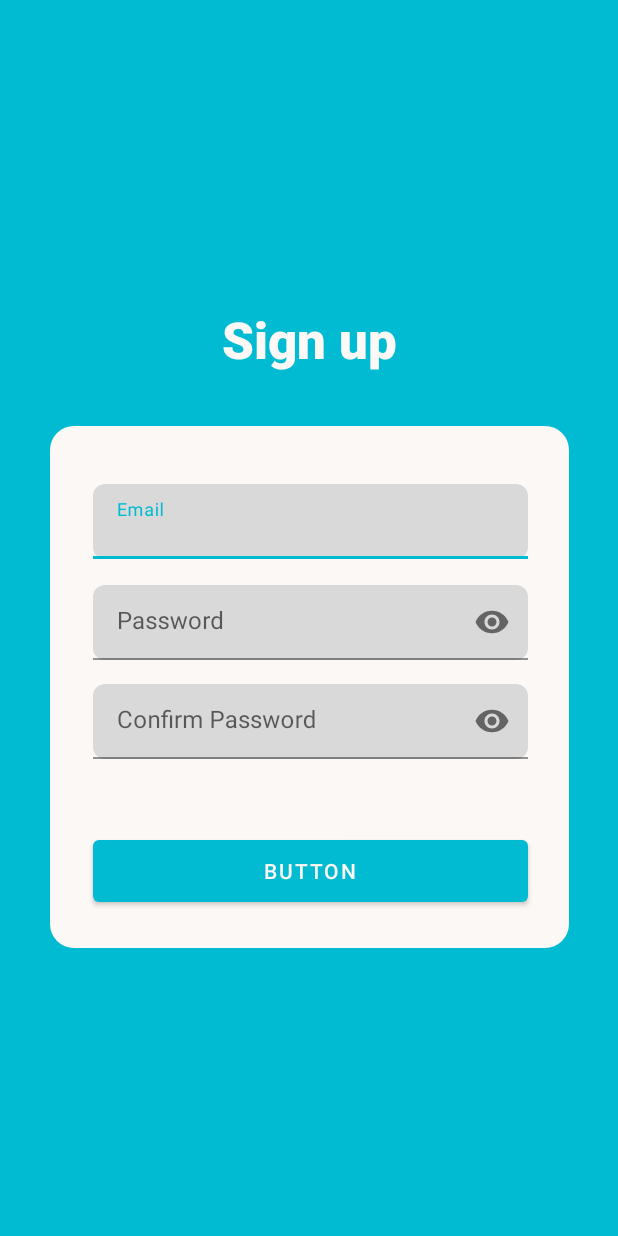
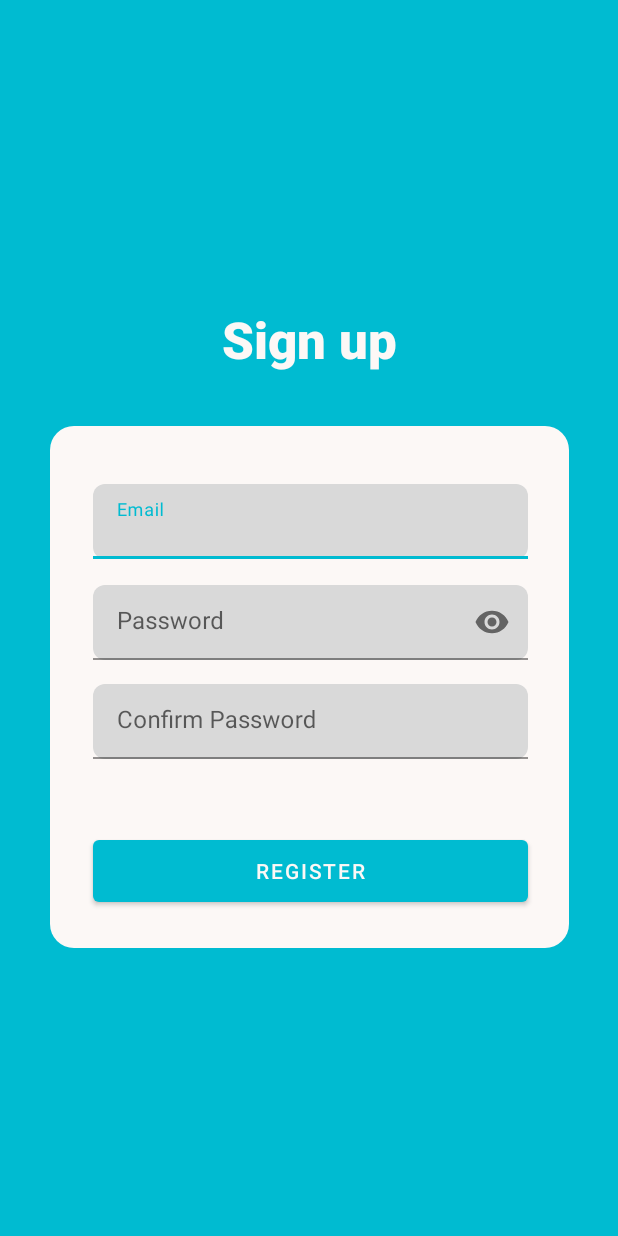
Before and after one commit to TristanDBioC/ARSNOVA, an Android app: the SignupActivity screen opened directly, with no data from a screen before it, on a phone screen of 412 x 824 dp. Run offline under Robolectric (Android 15) with nearby library versions, the phone set to English and light mode, and no system bars; our stand-ins replace Firebase (no records; nobody signed in at launch, a user with empty details on screens opened directly).

Commit message:
Sign-up with email and password

```diff
--- a/app/build.gradle
+++ b/app/build.gradle
@@ -1,6 +1,7 @@
 plugins {
     id 'com.android.application'
     id 'kotlin-android'
+    id 'com.google.gms.google-services'
 }
 
 android {
@@ -37,6 +38,7 @@ dependencies {
     implementation 'androidx.appcompat:appcompat:1.3.1'
     implementation 'com.google.android.material:material:1.4.0'
     implementation 'androidx.constraintlayout:constraintlayout:2.1.0'
+    implementation 'com.google.firebase:firebase-auth-ktx:21.0.1'
     testImplementation 'junit:junit:4.+'
     androidTestImplementation 'androidx.test.ext:junit:1.1.3'
     androidTestImplementation 'androidx.test.espresso:espresso-core:3.4.0'
--- a/app/src/main/AndroidManifest.xml
+++ b/app/src/main/AndroidManifest.xml
@@ -9,6 +9,9 @@
         android:roundIcon="@mipmap/ic_applogo_round"
         android:supportsRtl="true"
         android:theme="@style/Theme.ARSNOVA">
+        <activity
+            android:name=".CreateProfileActivity"
+            android:exported="true" />
         <activity
             android:name=".SignupActivity"
             android:exported="true" />
--- a/app/src/main/res/layout/activity_signup.xml
+++ b/app/src/main/res/layout/activity_signup.xml
@@ -5,6 +5,7 @@
     android:layout_width="match_parent"
     android:layout_height="match_parent"
     android:background="@color/teal_500"
+
     tools:context=".SignupActivity">
 
     <TextView
@@ -50,6 +51,7 @@
             android:layout_width="match_parent"
             android:layout_height="match_parent"
             android:background="@drawable/rectangle_grey"
+            android:focusedByDefault="true"
             android:hint="Email"
             android:inputType="textEmailAddress" />
     </com.google.android.material.textfield.TextInputLayout>
@@ -58,6 +60,7 @@
         android:id="@+id/textInputLayout4"
         android:layout_width="@dimen/editTextWidth"
         android:layout_height="@dimen/editTextHeight"
+        app:errorEnabled="true"
         app:layout_constraintBottom_toBottomOf="@+id/view2"
         app:layout_constraintEnd_toEndOf="@+id/view2"
         app:layout_constraintHorizontal_bias="0.517"
@@ -85,8 +88,7 @@
         app:layout_constraintHorizontal_bias="0.0"
         app:layout_constraintStart_toStartOf="@+id/textInputLayout4"
         app:layout_constraintTop_toTopOf="@+id/view2"
-        app:layout_constraintVertical_bias="0.578"
-        app:passwordToggleEnabled="true">
+        app:layout_constraintVertical_bias="0.578">
 
         <com.google.android.material.textfield.TextInputEditText
             android:id="@+id/editTextConfPass"
@@ -99,10 +101,11 @@
     </com.google.android.material.textfield.TextInputLayout>
 
     <Button
-        android:id="@+id/button"
+        android:id="@+id/buttonRegister"
         android:layout_width="0dp"
         android:layout_height="53dp"
-        android:text="Button"
+        android:onClick="buttonRegisteronClick"
+        android:text="Register"
         app:layout_constraintBottom_toBottomOf="@+id/view2"
         app:layout_constraintEnd_toEndOf="@+id/textInputLayout2"
         app:layout_constraintHorizontal_bias="0.0"
--- a/build.gradle
+++ b/build.gradle
@@ -7,6 +7,7 @@ buildscript {
     dependencies {
         classpath "com.android.tools.build:gradle:7.0.2"
         classpath "org.jetbrains.kotlin:kotlin-gradle-plugin:1.5.30"
+        classpath 'com.google.gms:google-services:4.3.10'
 
         // NOTE: Do not place your application dependencies here; they belong
         // in the individual module build.gradle files
```
Also changed, not shown: app/src/main/java/com/example/arsnova/CreateProfileActivity.kt (added, +11 -0 lines), app/src/main/java/com/example/arsnova/SignupActivity.kt (+95 -0 lines), app/src/main/res/layout/activity_create_profile.xml (added, +18 -0 lines), 1 other file.
